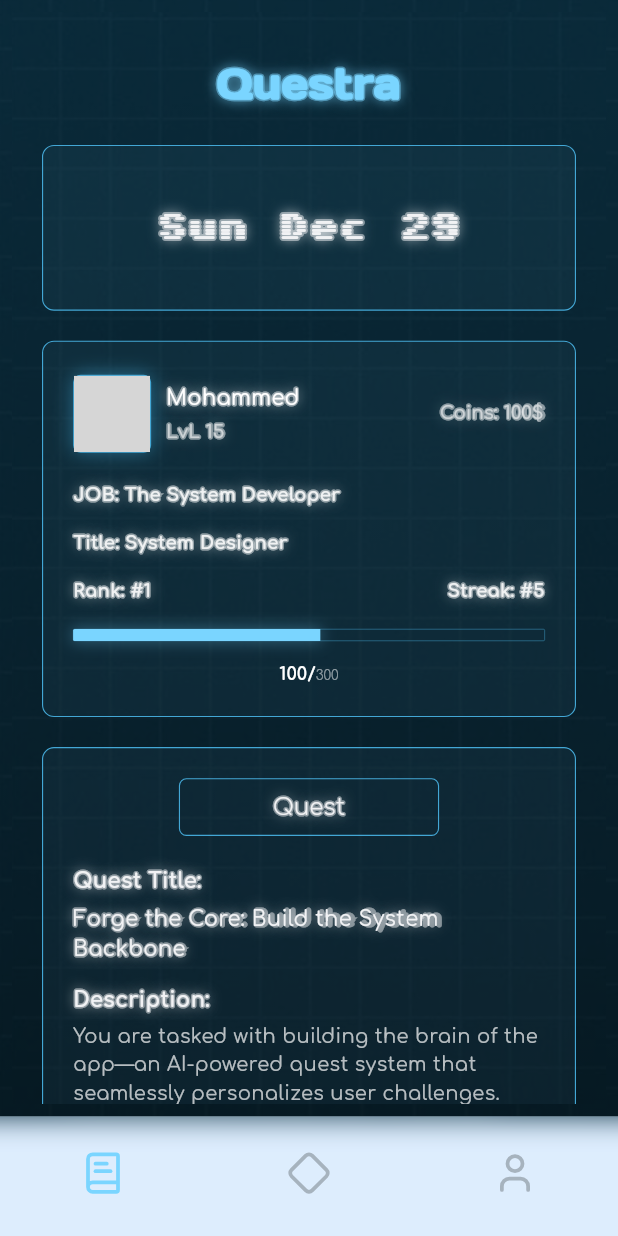
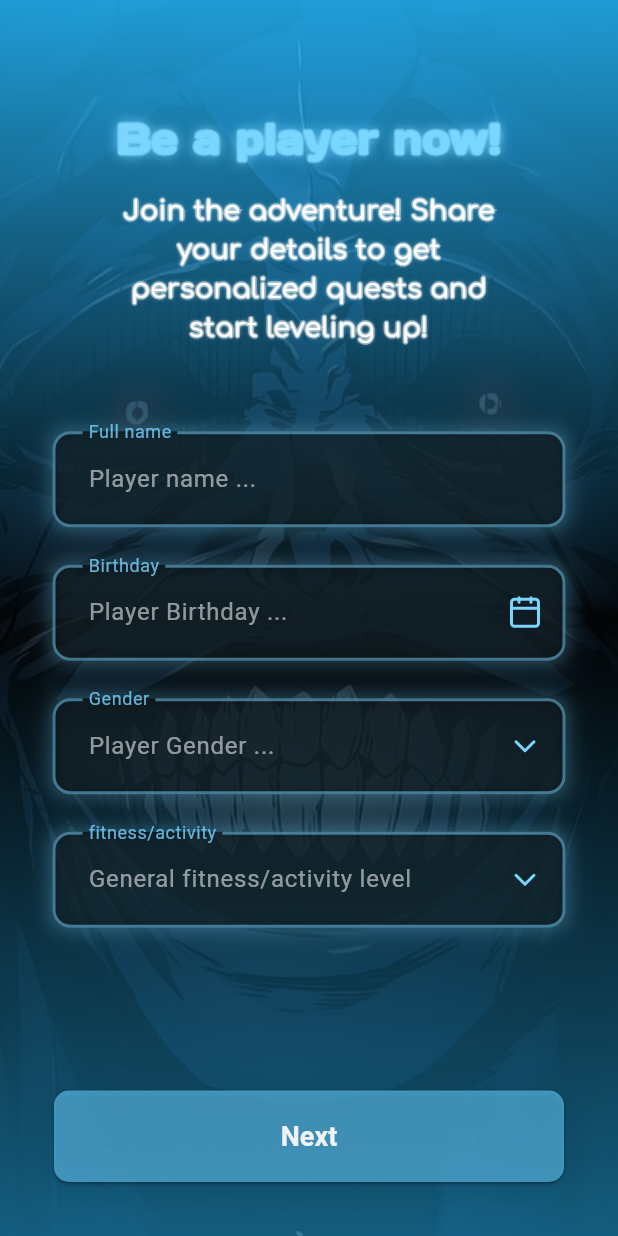
Before and after one commit to MultiX0/questra-app, a Flutter app: the screen it shows after launch, after a tap on "Arise!", on a phone screen of 412 x 824 dp. Run offline on Flutter 3.47's test engine with Material 3 defaults, Android fonts, the phone set to English and light mode, and no system bars; drawn by our look-alikes of toastification; our stand-ins replace flutter_dotenv, flutter_lucide, flutter_riverpod, go_router, hexcolor, supabase_flutter; missing offline and left inert: flutter_glow; accounts and stored records are empty; grey boxes are pictures that could not be loaded.

Commit message:
finish the first page (90%)

```diff
--- a/lib/features/onboarding/pages/first_page.dart
+++ b/lib/features/onboarding/pages/first_page.dart
@@ -77,9 +77,11 @@ class OnboardingFirstPage extends ConsumerWidget {
                   GlowButton(
                     glowColor: HexColor('002333').withValues(alpha: 0.15),
                     color: Color.fromARGB(151, 99, 206, 255),
-                    onPressed: () => context.push(Routes.homePage),
+                    onPressed: () => context.push(
+                      Routes.onboardingController,
+                    ),
                     padding: EdgeInsets.symmetric(
-                      vertical: 15,
+                      vertical: 20,
                       horizontal: size.width * .35,
                     ),
                     child: Text("Arise!"),
--- /dev/null
+++ b/lib/features/onboarding/pages/onboarding_controller.dart
@@ -0,0 +1,51 @@
+import 'package:questra_app/features/onboarding/pages/user_data_page.dart';
+import 'package:questra_app/imports.dart';
+
+class OnboardingController extends ConsumerStatefulWidget {
+  const OnboardingController({super.key});
+
+  @override
+  ConsumerState<ConsumerStatefulWidget> createState() => _OnboardingControllerState();
+}
+
+class _OnboardingControllerState extends ConsumerState<OnboardingController> {
+  late PageController _controller;
+  @override
+  void initState() {
+    super.initState();
+    _controller = PageController();
+  }
+
+  void next() {
+    _controller.nextPage(
+      duration: const Duration(milliseconds: 300),
+      curve: Curves.easeIn,
+    );
+  }
+
+  void prevs() {
+    _controller.previousPage(
+      duration: const Duration(milliseconds: 300),
+      curve: Curves.easeOut,
+    );
+  }
+
+  @override
+  void dispose() {
+    _controller.dispose();
+    super.dispose();
+  }
+
+  @override
+  Widget build(BuildContext context) {
+    return PageView(
+      controller: _controller,
+      physics: NeverScrollableScrollPhysics(),
+      children: [
+        UserDataPage(
+          next: next,
+        ),
+      ],
+    );
+  }
+}
--- /dev/null
+++ b/lib/features/onboarding/pages/user_data_page.dart
@@ -0,0 +1,124 @@
+import 'package:flutter_lucide/flutter_lucide.dart';
+import 'package:questra_app/features/onboarding/widgets/onboarding_bg.dart';
+import 'package:questra_app/features/onboarding/widgets/onboarding_title.dart';
+import 'package:questra_app/imports.dart';
+import 'package:questra_app/shared/widgets/glow_button.dart';
+import 'package:questra_app/shared/widgets/neaon_textfield.dart';
+
+class UserDataPage extends ConsumerStatefulWidget {
+  const UserDataPage({
+    super.key,
+    required this.next,
+  });
+
+  final VoidCallback next;
+
+  @override
+  ConsumerState<ConsumerStatefulWidget> createState() => _UserDataPageState();
+}
+
+class _UserDataPageState extends ConsumerState<UserDataPage> {
+  late TextEditingController _nameController;
+  late TextEditingController _birthDayController;
+  late TextEditingController _genderController;
+  late TextEditingController _activityController;
+
+  final _key = GlobalKey<FormState>();
+
+  @override
+  void initState() {
+    super.initState();
+    _nameController = TextEditingController();
+    _birthDayController = TextEditingController();
+    _genderController = TextEditingController();
+    _activityController = TextEditingController();
+  }
+
+  @override
+  void dispose() {
+    _nameController.dispose();
+    _birthDayController.dispose();
+    _genderController.dispose();
+    _activityController.dispose();
+    super.dispose();
+  }
+
+  @override
+  Widget build(BuildContext context) {
+    final size = MediaQuery.sizeOf(context);
+    return OnboardingBg(
+      child: Scaffold(
+        backgroundColor: Colors.transparent,
+        body: Form(
+          key: _key,
+          child: Center(
+            child: ListView(
+              shrinkWrap: true,
+              padding: EdgeInsets.symmetric(
+                horizontal: 35,
+              ),
+              children: [
+                OnboardingTitle(),
+                const SizedBox(
+                  height: kToolbarHeight,
+                ),
+                NeonTextField(
+                  controller: _nameController,
+                  labelText: 'Full name',
+                  glowColor: HexColor('7AD5FF'),
+                  hintText: 'Player name ...',
+                ),
+                const SizedBox(
+                  height: 25,
+                ),
+                NeonTextField(
+                  controller: _birthDayController,
+                  labelText: 'Birthday',
+                  icon: LucideIcons.calendar,
+                  glowColor: HexColor('7AD5FF'),
+                  hintText: 'Player Birthday ...',
+                  readOnly: true,
+                ),
+                const SizedBox(
+                  height: 25,
+                ),
+                NeonTextField(
+                  controller: _birthDayController,
+                  labelText: 'Gender',
+                  icon: LucideIcons.chevron_down,
+                  glowColor: HexColor('7AD5FF'),
+                  readOnly: true,
+                  hintText: 'Player Gender ...',
+                ),
+                const SizedBox(
+                  height: 25,
+                ),
+                NeonTextField(
+                  controller: _birthDayController,
+                  labelText: 'fitness/activity',
+                  icon: LucideIcons.chevron_down,
+                  glowColor: HexColor('7AD5FF'),
+                  readOnly: true,
+                  hintText: 'General fitness/activity level',
+                ),
+              ],
+            ),
+          ),
+        ),
+        bottomNavigationBar: Padding(
+          padding: EdgeInsets.all(35),
+          child: GlowButton(
+            glowColor: HexColor('002333').withValues(alpha: 0.15),
+            color: Color.fromARGB(151, 99, 206, 255),
+            onPressed: () => context.push(Routes.homePage),
+            padding: EdgeInsets.symmetric(
+              vertical: 20,
+              horizontal: size.width * .35,
+            ),
+            child: Text("Next"),
+          ),
+        ),
+      ),
+    );
+  }
+}
--- /dev/null
+++ b/lib/features/onboarding/widgets/onboarding_bg.dart
@@ -0,0 +1,43 @@
+import 'package:questra_app/imports.dart';
+
+class OnboardingBg extends ConsumerWidget {
+  const OnboardingBg({
+    super.key,
+    required this.child,
+  });
+
+  final Widget child;
+
+  @override
+  Widget build(BuildContext context, WidgetRef ref) {
+    return Stack(
+      children: [
+        Positioned.fill(
+          child: Image.asset(
+            fit: BoxFit.cover,
+            Assets.getImage('onboarding_bg.png'),
+          ),
+        ),
+        Positioned.fill(
+          child: Opacity(
+            opacity: 0.85,
+            child: Container(
+              decoration: BoxDecoration(
+                gradient: LinearGradient(
+                  begin: Alignment.topCenter,
+                  end: Alignment.bottomCenter,
+                  colors: [
+                    HexColor('22B2F4'),
+                    Colors.black,
+                    HexColor('14688E'),
+                  ],
+                ),
+              ),
+            ),
+          ),
+        ),
+        child,
+      ],
+    );
+  }
+}
--- /dev/null
+++ b/lib/features/onboarding/widgets/onboarding_title.dart
@@ -0,0 +1,56 @@
+import 'package:questra_app/imports.dart';
+import 'package:questra_app/shared/constants/app_fonts.dart';
+import 'package:questra_app/shared/widgets/glow_text.dart';
+
+class OnboardingTitle extends ConsumerWidget {
+  const OnboardingTitle({
+    super.key,
+    this.title,
+  });
+
+  final String? title;
+
+  @override
+  Widget build(BuildContext context, WidgetRef ref) {
+    return Column(
+      children: [
+        Center(
+          child: GlowText(
+            textAlign: TextAlign.center,
+            text: title ?? "Be a player now!",
+            glowColor: HexColor('7AD5FF'),
+            style: TextStyle(
+              fontSize: 28,
+              fontFamily: AppFonts.header,
+              fontWeight: FontWeight.bold,
+              color: HexColor('7AD5FF'),
+            ),
+          ),
+        ),
+        const SizedBox(
+          height: 15,
+        ),
+        Padding(
+          padding: const EdgeInsets.symmetric(
+            horizontal: 35,
+          ),
+          child: Center(
+            child: GlowText(
+              text:
+                  "Join the adventure! Share your details to get personalized quests and start leveling up!",
+              textAlign: TextAlign.center,
+              glowColor: Colors.white,
+              style: TextStyle(
+                fontSize: 18,
+                fontFamily: AppFonts.primary,
+                fontWeight: FontWeight.normal,
+                color: Colors.white,
+              ),
+              blurRadius: 3,
+            ),
+          ),
+        ),
+      ],
+    );
+  }
+}
--- a/lib/router.dart
+++ b/lib/router.dart
@@ -1,6 +1,7 @@
 import 'package:questra_app/features/app/pages/home_page.dart';
 import 'package:questra_app/features/app/widgets/nav_bar.dart';
 import 'package:questra_app/features/onboarding/pages/first_page.dart';
+import 'package:questra_app/features/onboarding/pages/onboarding_controller.dart';
 
 import 'imports.dart';
 
@@ -54,6 +55,10 @@ final routerProvider = Provider<GoRouter>(
           path: Routes.onboardingPage,
           child: const OnboardingFirstPage(),
         ),
+        buildRoute(
+          path: Routes.onboardingController,
+          child: const OnboardingController(),
+        ),
       ],
     );
   },
--- a/lib/shared/constants/routes.dart
+++ b/lib/shared/constants/routes.dart
@@ -3,4 +3,10 @@ class Routes {
   static const homePage = '/homePage';
   static const quests = '/quests';
   static const profile = '/profile';
+  static const userDataPage = '/userDataPage';
+  static const userPreferencesPage = '/userPreferencesPage';
+  static const userQuestsTypePage = '/userQuestsTypePage';
+  static const userSetupGoalsPage = '/userSetupGoalsPage';
+  static const setupAccountPage = '/setupAccountPage';
+  static const onboardingController = '/onboardingController';
 }
--- /dev/null
+++ b/lib/shared/widgets/neaon_textfield.dart
@@ -0,0 +1,97 @@
+import 'package:questra_app/imports.dart';
+
+class NeonTextField extends StatelessWidget {
+  final String labelText;
+  final TextEditingController? controller;
+  final ValueChanged<String>? onChanged;
+  final Color glowColor;
+  final double glowSpread;
+  final String hintText;
+  final IconData? icon;
+  final Function()? onTap;
+  final bool? readOnly;
+
+  const NeonTextField({
+    super.key,
+    this.labelText = '',
+    this.controller,
+    this.onChanged,
+    this.glowColor = Colors.cyan,
+    this.glowSpread = 4.0,
+    this.hintText = '',
+    this.icon,
+    this.onTap,
+    this.readOnly,
+  });
+
+  @override
+  Widget build(BuildContext context) {
+    return Container(
+      decoration: BoxDecoration(
+        borderRadius: BorderRadius.circular(12),
+        boxShadow: [
+          BoxShadow(
+            color: glowColor.withValues(alpha: .2),
+            blurRadius: glowSpread * 2,
+            spreadRadius: glowSpread / 2,
+          ),
+          BoxShadow(
+            color: glowColor.withValues(alpha: .1),
+            blurRadius: glowSpread * 4,
+            spreadRadius: glowSpread,
+          ),
+        ],
+      ),
+      child: TextField(
+        readOnly: readOnly ?? false,
+        controller: controller,
+        onChanged: onChanged,
+        cursorColor: glowColor,
+        style: const TextStyle(
+          color: Colors.white60,
+          fontSize: 16,
+        ),
+        onTap: onTap,
+        decoration: InputDecoration(
+          suffixIcon: icon != null
+              ? Padding(
+                  padding: const EdgeInsets.symmetric(horizontal: 15),
+                  child: Icon(icon),
+                )
+              : null,
+          suffixIconColor: glowColor,
+          labelText: labelText,
+          labelStyle: TextStyle(
+            color: glowColor.withValues(alpha: .8),
+          ),
+          hintText: hintText,
+          contentPadding: const EdgeInsets.symmetric(
+            horizontal: 20,
+            vertical: 20,
+          ),
+          hintStyle: TextStyle(
+            fontSize: 16,
+            color: Colors.white54,
+          ),
+          enabledBorder: OutlineInputBorder(
+            borderRadius: BorderRadius.circular(12),
+            borderSide: BorderSide(
+              color: glowColor.withValues(alpha: .5),
+              width: 2,
+            ),
+          ),
+          focusedBorder: OutlineInputBorder(
+            borderRadius: BorderRadius.circular(12),
+            borderSide: BorderSide(
+              color: glowColor,
+              width: 2.5,
+            ),
+          ),
+          filled: true,
+          floatingLabelBehavior: FloatingLabelBehavior.always,
+          fillColor: Colors.black.withValues(alpha: .6),
+        ),
+      ),
+    );
+  }
+}
```
Also changed, not shown: lib/features/onboarding/pages/setup_account_page.dart (added), lib/features/onboarding/pages/user_goals.dart (added), lib/features/onboarding/pages/user_preferences_page.dart (added), lib/features/onboarding/pages/user_quests_types.dart (added).
